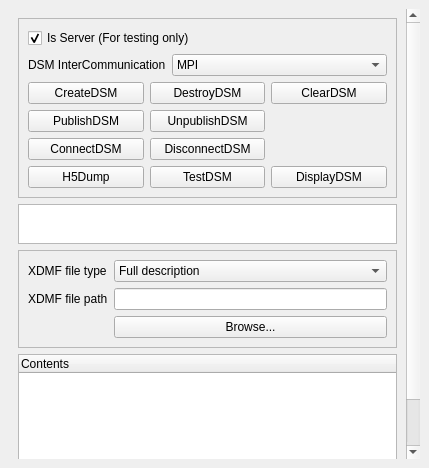
The window that pqDSMViewerPanel.ui (soumagne/icarus) describes before a commit, drawn with Qt 5.
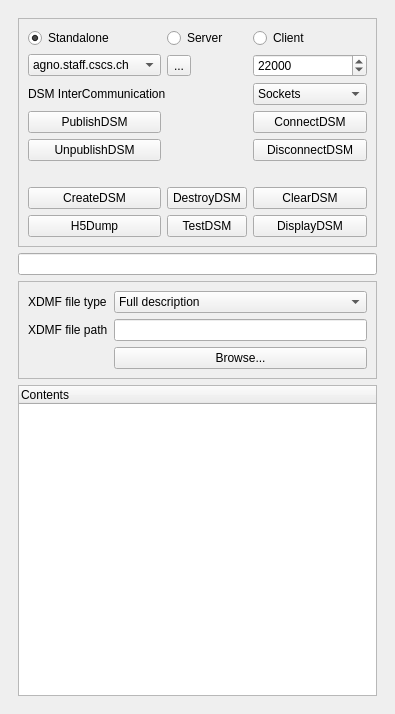
The same window after the commit. Icons and pictures are not drawn. Custom widgets are drawn as their Qt base class.

Commit message: Save/Load state of panel and tweak the GUI to make it a bit easier to contol DSM

Diff of the .ui file:
```diff
--- a/pqDSMViewerPanel.ui
+++ b/pqDSMViewerPanel.ui
@@ -6,8 +6,8 @@
    <rect>
     <x>0</x>
     <y>0</y>
-    <width>429</width>
-    <height>468</height>
+    <width>395</width>
+    <height>714</height>
    </rect>
   </property>
   <property name="windowTitle">
@@ -28,8 +28,8 @@
         <rect>
          <x>0</x>
          <y>0</y>
-         <width>393</width>
-         <height>557</height>
+         <width>377</width>
+         <height>674</height>
         </rect>
        </property>
        <layout class="QVBoxLayout" name="verticalLayout_4">
@@ -51,151 +51,212 @@
            <number>0</number>
           </property>
           <layout class="QVBoxLayout" name="verticalLayout_3">
-           <item>
-            <widget class="QCheckBox" name="dsmIsServer">
-             <property name="text">
-              <string>Is Server (For testing only)</string>
-             </property>
-             <property name="checked">
-              <bool>true</bool>
-             </property>
-             <property name="tristate">
-              <bool>false</bool>
-             </property>
-            </widget>
-           </item>
-           <item>
-            <layout class="QFormLayout" name="formLayout_3">
-             <property name="fieldGrowthPolicy">
-              <enum>QFormLayout::AllNonFixedFieldsGrow</enum>
-             </property>
-             <item row="0" column="1">
-              <widget class="QComboBox" name="xdmfCommTypeComboBox">
-               <item>
-                <property name="text">
-                 <string>MPI</string>
-                </property>
-               </item>
-               <item>
-                <property name="text">
-                 <string>Sockets</string>
-                </property>
-               </item>
-              </widget>
-             </item>
-             <item row="0" column="0">
-              <widget class="QLabel" name="xdmfCommTypeLabel">
-               <property name="text">
-                <string>DSM InterCommunication</string>
-               </property>
-              </widget>
-             </item>
-            </layout>
-           </item>
            <item>
             <layout class="QGridLayout" name="gridLayout">
-             <item row="0" column="0">
+             <item row="6" column="0">
               <widget class="QPushButton" name="createDSM">
                <property name="text">
                 <string>CreateDSM</string>
                </property>
               </widget>
              </item>
-             <item row="0" column="1">
+             <item row="6" column="1">
               <widget class="QPushButton" name="destroyDSM">
                <property name="text">
                 <string>DestroyDSM</string>
                </property>
               </widget>
              </item>
-             <item row="0" column="2">
+             <item row="6" column="2">
               <widget class="QPushButton" name="clearDSM">
                <property name="text">
                 <string>ClearDSM</string>
                </property>
               </widget>
              </item>
-             <item row="1" column="0">
-              <widget class="QPushButton" name="publishDSM">
-               <property name="text">
-                <string>PublishDSM</string>
-               </property>
-              </widget>
-             </item>
-             <item row="1" column="1">
-              <widget class="QPushButton" name="unpublishDSM">
-               <property name="text">
-                <string>UnpublishDSM</string>
-               </property>
-              </widget>
-             </item>
-             <item row="2" column="0">
-              <widget class="QPushButton" name="connectDSM">
-               <property name="text">
-                <string>ConnectDSM</string>
-               </property>
-              </widget>
-             </item>
-             <item row="2" column="1">
-              <widget class="QPushButton" name="disconnectDSM">
-               <property name="text">
-                <string>DisconnectDSM</string>
-               </property>
-              </widget>
-             </item>
-             <item row="3" column="0">
+             <item row="7" column="0">
               <widget class="QPushButton" name="h5Dump">
                <property name="text">
                 <string>H5Dump</string>
                </property>
               </widget>
              </item>
-             <item row="3" column="1">
+             <item row="7" column="1">
               <widget class="QPushButton" name="testDSM">
                <property name="text">
                 <string>TestDSM</string>
                </property>
               </widget>
              </item>
-             <item row="3" column="2">
+             <item row="7" column="2">
               <widget class="QPushButton" name="displayDSM">
                <property name="text">
                 <string>DisplayDSM</string>
                </property>
               </widget>
              </item>
+             <item row="4" column="0">
+              <widget class="QPushButton" name="unpublishDSM">
+               <property name="sizePolicy">
+                <sizepolicy hsizetype="Preferred" vsizetype="Fixed">
+                 <horstretch>0</horstretch>
+                 <verstretch>0</verstretch>
+                </sizepolicy>
+               </property>
+               <property name="text">
+                <string>UnpublishDSM</string>
+               </property>
+              </widget>
+             </item>
+             <item row="3" column="0">
+              <widget class="QPushButton" name="publishDSM">
+               <property name="sizePolicy">
+                <sizepolicy hsizetype="Preferred" vsizetype="Fixed">
+                 <horstretch>0</horstretch>
+                 <verstretch>0</verstretch>
+                </sizepolicy>
+               </property>
+               <property name="text">
+                <string>PublishDSM</string>
+               </property>
+              </widget>
+             </item>
+             <item row="5" column="0" colspan="3">
+              <spacer name="horizontalSpacer">
+               <property name="orientation">
+                <enum>Qt::Horizontal</enum>
+               </property>
+               <property name="sizeHint" stdset="0">
+                <size>
+                 <width>40</width>
+                 <height>20</height>
+                </size>
+               </property>
+              </spacer>
+             </item>
+             <item row="3" column="2">
+              <widget class="QPushButton" name="connectDSM">
+               <property name="layoutDirection">
+                <enum>Qt::LeftToRight</enum>
+               </property>
+               <property name="text">
+                <string>ConnectDSM</string>
+               </property>
+              </widget>
+             </item>
+             <item row="4" column="2">
+              <widget class="QPushButton" name="disconnectDSM">
+               <property name="text">
+                <string>DisconnectDSM</string>
+               </property>
+              </widget>
+             </item>
+             <item row="2" column="2">
+              <widget class="QComboBox" name="xdmfCommTypeComboBox">
+               <property name="currentIndex">
+                <number>1</number>
+               </property>
+               <item>
+                <property name="text">
+                 <string>MPI</string>
+                </property>
+               </item>
+               <item>
+                <property name="text">
+                 <string>Sockets</string>
+                </property>
+               </item>
+              </widget>
+             </item>
+             <item row="1" column="2">
+              <widget class="QSpinBox" name="xdmfCommPort">
+               <property name="maximum">
+                <number>65535</number>
+               </property>
+               <property name="singleStep">
+                <number>1000</number>
+               </property>
+               <property name="value">
+                <number>22000</number>
+               </property>
+              </widget>
+             </item>
+             <item row="2" column="0" colspan="2">
+              <widget class="QLabel" name="xdmfCommTypeLabel">
+               <property name="text">
+                <string>DSM InterCommunication</string>
+               </property>
+              </widget>
+             </item>
+             <item row="1" column="0">
+              <widget class="QComboBox" name="dsmServerName">
+               <property name="currentIndex">
+                <number>0</number>
+               </property>
+               <item>
+                <property name="text">
+                 <string>agno.staff.cscs.ch</string>
+                </property>
+               </item>
+               <item>
+                <property name="text">
+                 <string>dino.staff.cscs.ch</string>
+                </property>
+               </item>
+               <item>
+                <property name="text">
+                 <string>breno.staff.cscs.ch</string>
+                </property>
+               </item>
+               <item>
+                <property name="text">
+                 <string>horus.login.cscs.ch</string>
+                </property>
+               </item>
+              </widget>
+             </item>
+             <item row="0" column="0">
+              <widget class="QRadioButton" name="dsmIsStandalone">
+               <property name="text">
+                <string>Standalone</string>
+               </property>
+               <property name="checked">
+                <bool>true</bool>
+               </property>
+              </widget>
+             </item>
+             <item row="0" column="1">
+              <widget class="QRadioButton" name="dsmIsServer">
+               <property name="text">
+                <string>Server</string>
+               </property>
+              </widget>
+             </item>
+             <item row="0" column="2">
+              <widget class="QRadioButton" name="dsmIsClient">
+               <property name="text">
+                <string>Client</string>
+               </property>
+              </widget>
+             </item>
+             <item row="1" column="1">
+              <widget class="QToolButton" name="toolButton">
+               <property name="text">
+                <string>...</string>
+               </property>
+               <property name="icon">
+                <iconset>
+                 <normaloff>../../../pv-meshless/Qt/Components/Resources/Icons/pqConnect24.png</normaloff>../../../pv-meshless/Qt/Components/Resources/Icons/pqConnect24.png</iconset>
+               </property>
+              </widget>
+             </item>
             </layout>
            </item>
           </layout>
          </widget>
         </item>
         <item>
-         <widget class="QTextEdit" name="infoTextOutput">
-          <property name="sizePolicy">
-           <sizepolicy hsizetype="Ignored" vsizetype="MinimumExpanding">
-            <horstretch>0</horstretch>
-            <verstretch>1</verstretch>
-           </sizepolicy>
-          </property>
-          <property name="minimumSize">
-           <size>
-            <width>0</width>
-            <height>40</height>
-           </size>
-          </property>
-          <property name="maximumSize">
-           <size>
-            <width>16777215</width>
-            <height>40</height>
-           </size>
-          </property>
-          <property name="frameShadow">
-           <enum>QFrame::Sunken</enum>
-          </property>
-          <property name="readOnly">
-           <bool>true</bool>
-          </property>
-         </widget>
+         <widget class="QLineEdit" name="infoTextOutput"/>
         </item>
         <item>
          <widget class="QFrame" name="frame">
```
The commit also changes 2 other files.
